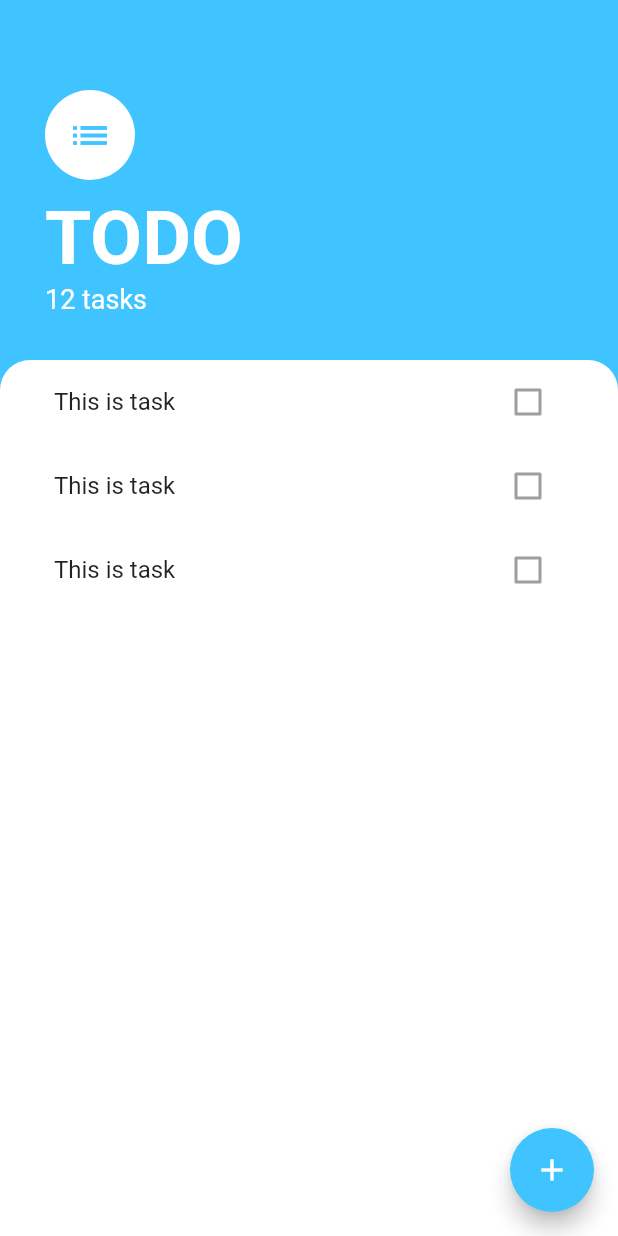
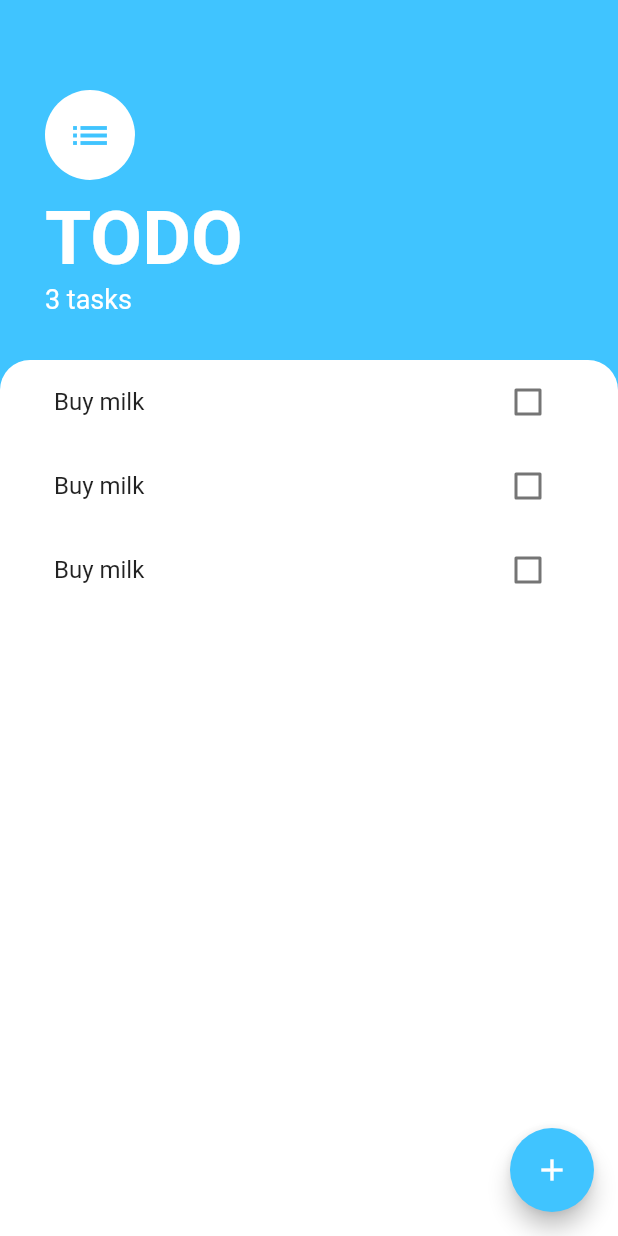
Before and after one commit to Mayakuwa/todoey_app, a Flutter app: the screen it shows after launch, on a phone screen of 412 x 824 dp. Run offline on Flutter 3.47's test engine with Material 2 defaults, Android fonts, the phone set to English and light mode, and no system bars.

Commit message:
リスト追加

```diff
--- /dev/null
+++ b/lib/models/task.dart
@@ -0,0 +1,11 @@
+class Task {
+
+  Task({this.name,this.isDone = false});
+
+  final String name;
+  bool isDone;
+
+  void toggleDone() {
+    isDone = !isDone;
+  }
+}
--- a/lib/screens/TaskScreen.dart
+++ b/lib/screens/TaskScreen.dart
@@ -1,7 +1,22 @@
 import 'package:flutter/material.dart';
 import 'package:todoey_flutter/widgets/tasks_list.dart';
+import 'package:todoey_flutter/screens/AddTaskScreen.dart';
+import 'package:todoey_flutter/models/task.dart';
 
-class TaskScreen extends StatelessWidget {
+class TaskScreen extends StatefulWidget {
+
+  @override
+  _TaskScreenState createState() => _TaskScreenState();
+}
+
+class _TaskScreenState extends State<TaskScreen> {
+
+  List<Task> tasks = [
+    Task(name: 'Buy milk'),
+    Task(name: 'Buy milk'),
+    Task(name: 'Buy milk'),
+  ];
+
   @override
   Widget build(BuildContext context) {
     return Scaffold(
@@ -9,6 +24,23 @@ class TaskScreen extends StatelessWidget {
       floatingActionButton: FloatingActionButton(
         backgroundColor: Colors.lightBlueAccent,
         child: Icon(Icons.add),
+        onPressed: () {
+          showModalBottomSheet(
+              context: context,
+              isScrollControlled: true,
+              builder: (context) => SingleChildScrollView(
+                  child:Container(
+                    padding: EdgeInsets.only(bottom: MediaQuery.of(context).viewInsets.bottom),
+                      child: AddTaskScreen((newTaskTitle) {
+                        setState(() {
+                          tasks.add(Task(name: newTaskTitle));
+                        });
+                        Navigator.pop(context);
+                      }),
+                  ),
+              ),
+          );
+        },
       ),
       body: Column(
         crossAxisAlignment: CrossAxisAlignment.start,
@@ -37,7 +69,7 @@ class TaskScreen extends StatelessWidget {
                    ),
                 ),
                 Text(
-                  '12 tasks',
+                  '${tasks.length} tasks',
                   style: TextStyle(
                     color: Colors.white,
                     fontSize: 18,
@@ -57,7 +89,7 @@ class TaskScreen extends StatelessWidget {
                     topRight: Radius.circular(20.0),
                   )
               ),
-              child: TasksList(),
+              child: TasksList(tasks),
             ),
           ),
         ],
--- a/lib/widgets/task_tile.dart
+++ b/lib/widgets/task_tile.dart
@@ -2,12 +2,23 @@ import 'package:flutter/material.dart';
 
 class TaskTile extends StatelessWidget {
 
+  final bool isChecked;
+  final String taskTitle;
+  final Function checkboxCallback;
+
+  TaskTile({this.isChecked, this.taskTitle, this.checkboxCallback});
+
   @override
   Widget build(BuildContext context) {
     return ListTile(
-      title: Text('This is task'),
+      title: Text(
+          taskTitle,
+          style: TextStyle(decoration: isChecked ?  TextDecoration.lineThrough : null),
+      ),
       trailing: Checkbox(
-        value: false,
+          activeColor: Colors.lightBlueAccent,
+          value: isChecked,
+          onChanged: checkboxCallback
       ),
     );
   }
--- a/lib/widgets/tasks_list.dart
+++ b/lib/widgets/tasks_list.dart
@@ -1,16 +1,31 @@
 import 'package:flutter/material.dart';
 import 'task_tile.dart';
+import 'package:todoey_flutter/models/task.dart';
 
-class TasksList extends StatelessWidget {
+class TasksList extends StatefulWidget {
+
+  TasksList(this.tasks);
+
+  final List<Task> tasks;
+
+  @override
+  _TasksListState createState() => _TasksListState();
+}
+
+class _TasksListState extends State<TasksList> {
 
   @override
   Widget build(BuildContext context) {
-    return ListView(
-      children: <Widget>[
-        TaskTile(),
-        TaskTile(),
-        TaskTile()
-      ],
-    );
+    return ListView.builder(itemBuilder: (context, index) {
+      return TaskTile(
+          taskTitle: widget.tasks[index].name,
+          isChecked: widget.tasks[index].isDone,
+          checkboxCallback: (checkBoxState) {
+            setState(() {
+              widget.tasks[index].toggleDone();
+            });
+          },
+        );
+      },itemCount: widget.tasks.length);
   }
 }
```
Also changed, not shown: lib/screens/AddTaskScreen.dart (added, +65 -0 lines).
